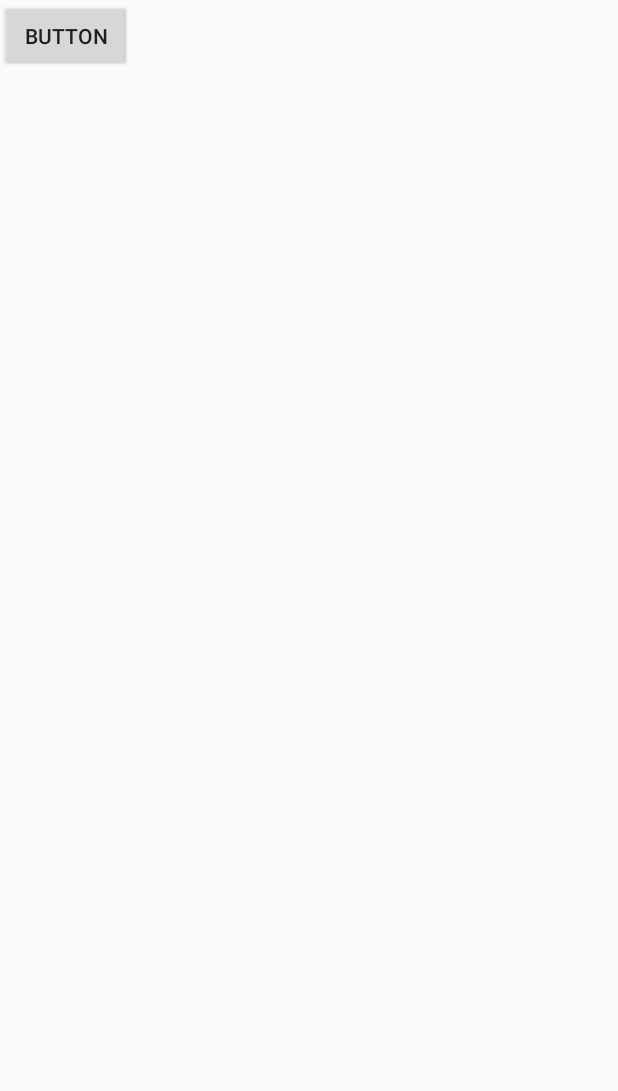
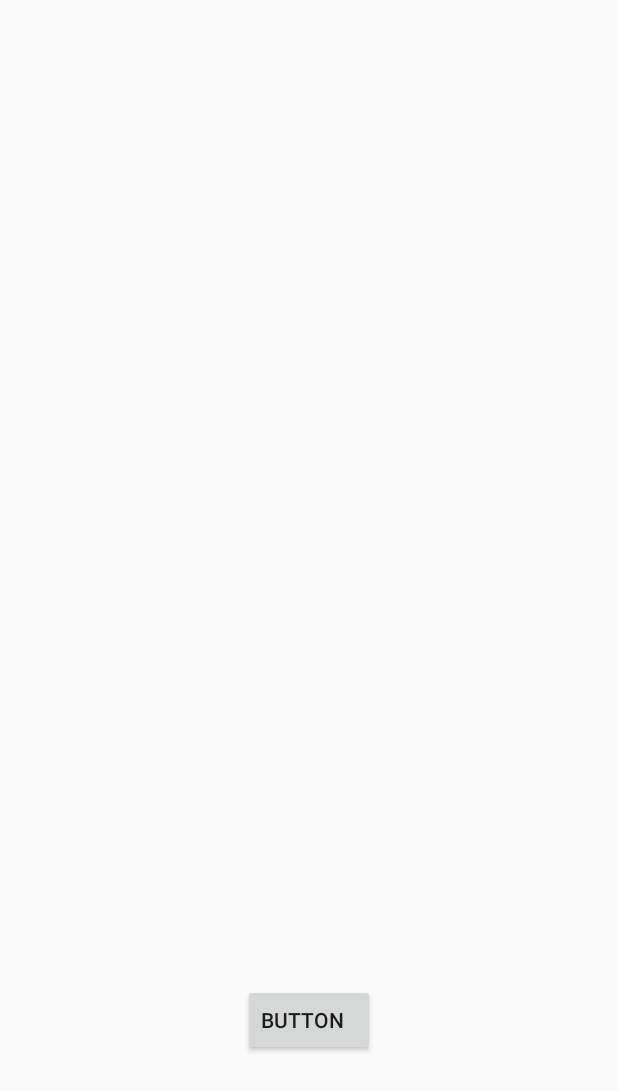
Before and after one commit to YoTNT/Audio-Recorder, an Android app: the layout activity_main.xml on its own in the app's theme, with its tools: preview values and no code run, on a phone screen of 412 x 824 dp. Shown: the top 1091 px of the screen. Run offline under Robolectric (Android 15) with nearby library versions, the phone set to English and light mode, and no system bars.

Commit message:
Fixed the player button issue

```diff
--- a/app/src/main/res/layout/activity_main.xml
+++ b/app/src/main/res/layout/activity_main.xml
@@ -10,9 +10,18 @@
         android:id="@+id/button"
         android:layout_width="wrap_content"
         android:layout_height="wrap_content"
+        android:layout_marginStart="8dp"
+        android:layout_marginLeft="8dp"
+        android:layout_marginTop="8dp"
+        android:layout_marginEnd="8dp"
+        android:layout_marginRight="8dp"
+        android:layout_marginBottom="6dp"
+        android:gravity="center_vertical"
         android:text="Button"
-        tools:layout_editor_absoluteX="161dp"
-        tools:layout_editor_absoluteY="550dp" />
+        app:layout_constraintBottom_toBottomOf="parent"
+        app:layout_constraintEnd_toEndOf="parent"
+        app:layout_constraintStart_toStartOf="parent"
+        app:layout_constraintTop_toBottomOf="@+id/rvPosts" />
 
     <android.support.v7.widget.RecyclerView
         android:id="@+id/rvPosts"
@@ -20,12 +29,9 @@
         android:layout_height="533dp"
         android:layout_marginStart="8dp"
         android:layout_marginLeft="8dp"
-        android:layout_marginTop="8dp"
         android:layout_marginEnd="8dp"
         android:layout_marginRight="8dp"
-        android:layout_marginBottom="8dp"
-        app:layout_constraintBottom_toTopOf="@+id/button"
         app:layout_constraintEnd_toEndOf="parent"
         app:layout_constraintStart_toStartOf="parent"
-        app:layout_constraintTop_toTopOf="parent" />
+        tools:layout_editor_absoluteY="8dp" />
 </android.support.constraint.ConstraintLayout>
```
Also changed, not shown: 1 other file.
